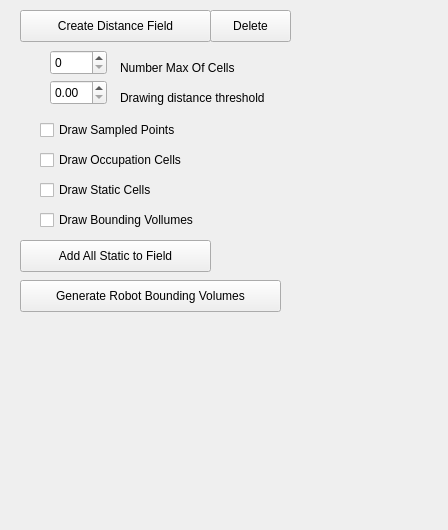
The window that src/move3d-qt-gui-libs/src/qtMainInterface/sideWidgets/qtDistanceField.ui (jmainpri/move3d-studio) describes before a commit, drawn with Qt 5.
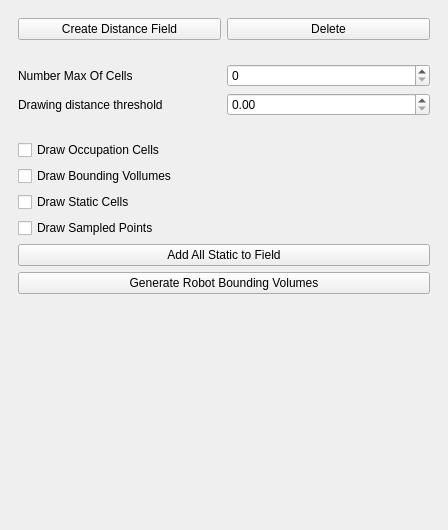
The same window after the commit.

What changed in the file:
```diff
--- a/src/move3d-qt-gui-libs/src/qtMainInterface/sideWidgets/qtDistanceField.ui
+++ b/src/move3d-qt-gui-libs/src/qtMainInterface/sideWidgets/qtDistanceField.ui
@@ -13,62 +13,52 @@
   <property name="windowTitle">
    <string>Form</string>
   </property>
-  <layout class="QGridLayout" name="gridLayout">
+  <layout class="QHBoxLayout" name="horizontalLayout_2">
    <property name="margin">
     <number>0</number>
    </property>
-   <item row="0" column="0">
+   <item>
     <layout class="QVBoxLayout" name="verticalLayout">
      <item>
       <widget class="QWidget" name="widget" native="true">
+       <layout class="QVBoxLayout" name="verticalLayout_2">
+        <item>
+         <widget class="QWidget" name="widget_2" native="true">
+          <property name="sizePolicy">
+           <sizepolicy hsizetype="Preferred" vsizetype="Maximum">
+            <horstretch>0</horstretch>
+            <verstretch>0</verstretch>
+           </sizepolicy>
+          </property>
+          <layout class="QHBoxLayout" name="horizontalLayout">
+           <item>
        <widget class="QPushButton" name="pushButtonCreateDistanceField">
-        <property name="geometry">
-         <rect>
-          <x>20</x>
-          <y>10</y>
-          <width>191</width>
-          <height>32</height>
-         </rect>
-        </property>
         <property name="text">
          <string>Create Distance Field</string>
         </property>
        </widget>
-       <widget class="QCheckBox" name="checkBoxDrawOccupVoxels">
-        <property name="geometry">
-         <rect>
-          <x>40</x>
-          <y>150</y>
-          <width>211</width>
-          <height>20</height>
-         </rect>
-        </property>
+           </item>
+           <item>
+            <widget class="QPushButton" name="pushButtonDeleteDistanceField">
         <property name="text">
-         <string>Draw Occupation Cells</string>
-        </property>
-       </widget>
-       <widget class="QCheckBox" name="checkBoxDrawSampledPoints">
-        <property name="geometry">
-         <rect>
-          <x>40</x>
-          <y>120</y>
-          <width>201</width>
-          <height>20</height>
-         </rect>
-        </property>
-        <property name="text">
-         <string>Draw Sampled Points</string>
-        </property>
-       </widget>
+              <string>Delete</string>
+             </property>
+            </widget>
+           </item>
+          </layout>
+         </widget>
+        </item>
+        <item>
+         <widget class="QWidget" name="widget_4" native="true">
+          <property name="sizePolicy">
+           <sizepolicy hsizetype="Preferred" vsizetype="Maximum">
+            <horstretch>0</horstretch>
+            <verstretch>0</verstretch>
+           </sizepolicy>
+          </property>
+          <layout class="QGridLayout" name="gridLayout">
+           <item row="0" column="1">
        <widget class="QSpinBox" name="spinBoxNbMaxCells">
-        <property name="geometry">
-         <rect>
-          <x>50</x>
-          <y>50</y>
-          <width>57</width>
-          <height>25</height>
-         </rect>
-        </property>
         <property name="maximum">
          <number>100</number>
         </property>
@@ -76,41 +66,9 @@
          <number>10</number>
         </property>
        </widget>
-       <widget class="QLabel" name="label">
-        <property name="geometry">
-         <rect>
-          <x>120</x>
-          <y>60</y>
-          <width>161</width>
-          <height>16</height>
-         </rect>
-        </property>
-        <property name="text">
-         <string>Number Max Of Cells</string>
-        </property>
-       </widget>
-       <widget class="QPushButton" name="pushButtonAddAllPoints">
-        <property name="geometry">
-         <rect>
-          <x>20</x>
-          <y>240</y>
-          <width>191</width>
-          <height>32</height>
-         </rect>
-        </property>
-        <property name="text">
-         <string>Add All Static to Field</string>
-        </property>
-       </widget>
+           </item>
+           <item row="2" column="1">
        <widget class="QDoubleSpinBox" name="doubleSpinBoxDrawingDistance">
-        <property name="geometry">
-         <rect>
-          <x>50</x>
-          <y>80</y>
-          <width>57</width>
-          <height>25</height>
-         </rect>
-        </property>
         <property name="maximum">
          <double>20.000000000000000</double>
         </property>
@@ -118,71 +76,86 @@
          <double>0.100000000000000</double>
         </property>
        </widget>
+           </item>
+           <item row="0" column="0">
+            <widget class="QLabel" name="label">
+             <property name="text">
+              <string>Number Max Of Cells</string>
+             </property>
+            </widget>
+           </item>
+           <item row="2" column="0">
        <widget class="QLabel" name="label_2">
-        <property name="geometry">
-         <rect>
-          <x>120</x>
-          <y>90</y>
-          <width>181</width>
-          <height>16</height>
-         </rect>
-        </property>
         <property name="text">
          <string>Drawing distance threshold</string>
         </property>
        </widget>
-       <widget class="QCheckBox" name="checkBoxDrawStaticCells">
-        <property name="geometry">
-         <rect>
-          <x>40</x>
-          <y>180</y>
-          <width>201</width>
-          <height>20</height>
-         </rect>
-        </property>
+           </item>
+          </layout>
+         </widget>
+        </item>
+        <item>
+         <widget class="QWidget" name="widget_3" native="true">
+          <layout class="QVBoxLayout" name="verticalLayout_3">
+           <item>
+            <widget class="QCheckBox" name="checkBoxDrawOccupVoxels">
         <property name="text">
-         <string>Draw Static Cells</string>
-        </property>
-       </widget>
+              <string>Draw Occupation Cells</string>
+             </property>
+            </widget>
+           </item>
+           <item>
        <widget class="QCheckBox" name="checkBoxDrawBoundingVolumes">
-        <property name="geometry">
-         <rect>
-          <x>40</x>
-          <y>210</y>
-          <width>201</width>
-          <height>20</height>
-         </rect>
-        </property>
         <property name="text">
          <string>Draw Bounding Vollumes</string>
         </property>
        </widget>
-       <widget class="QPushButton" name="pushButtonDeleteDistanceField">
-        <property name="geometry">
-         <rect>
-          <x>210</x>
-          <y>10</y>
-          <width>81</width>
-          <height>32</height>
-         </rect>
-        </property>
+           </item>
+           <item>
+            <widget class="QCheckBox" name="checkBoxDrawStaticCells">
+             <property name="text">
+              <string>Draw Static Cells</string>
+             </property>
+            </widget>
+           </item>
+           <item>
+            <widget class="QCheckBox" name="checkBoxDrawSampledPoints">
         <property name="text">
-         <string>Delete</string>
-        </property>
-       </widget>
+              <string>Draw Sampled Points</string>
+             </property>
+            </widget>
+           </item>
+           <item>
+            <widget class="QPushButton" name="pushButtonAddAllPoints">
+             <property name="text">
+              <string>Add All Static to Field</string>
+             </property>
+            </widget>
+           </item>
+           <item>
        <widget class="QPushButton" name="pushButtonGenerateRobotBoundingVolumes">
-        <property name="geometry">
-         <rect>
-          <x>20</x>
-          <y>280</y>
-          <width>261</width>
-          <height>32</height>
-         </rect>
-        </property>
         <property name="text">
          <string>Generate Robot Bounding Volumes</string>
         </property>
        </widget>
+           </item>
+           <item>
+            <spacer name="verticalSpacer">
+             <property name="orientation">
+              <enum>Qt::Vertical</enum>
+             </property>
+             <property name="sizeHint" stdset="0">
+              <size>
+               <width>20</width>
+               <height>40</height>
+              </size>
+             </property>
+            </spacer>
+           </item>
+          </layout>
+         </widget>
+        </item>
+       </layout>
       </widget>
      </item>
     </layout>
```
Lines whose indentation alone changed are shown as unchanged.
